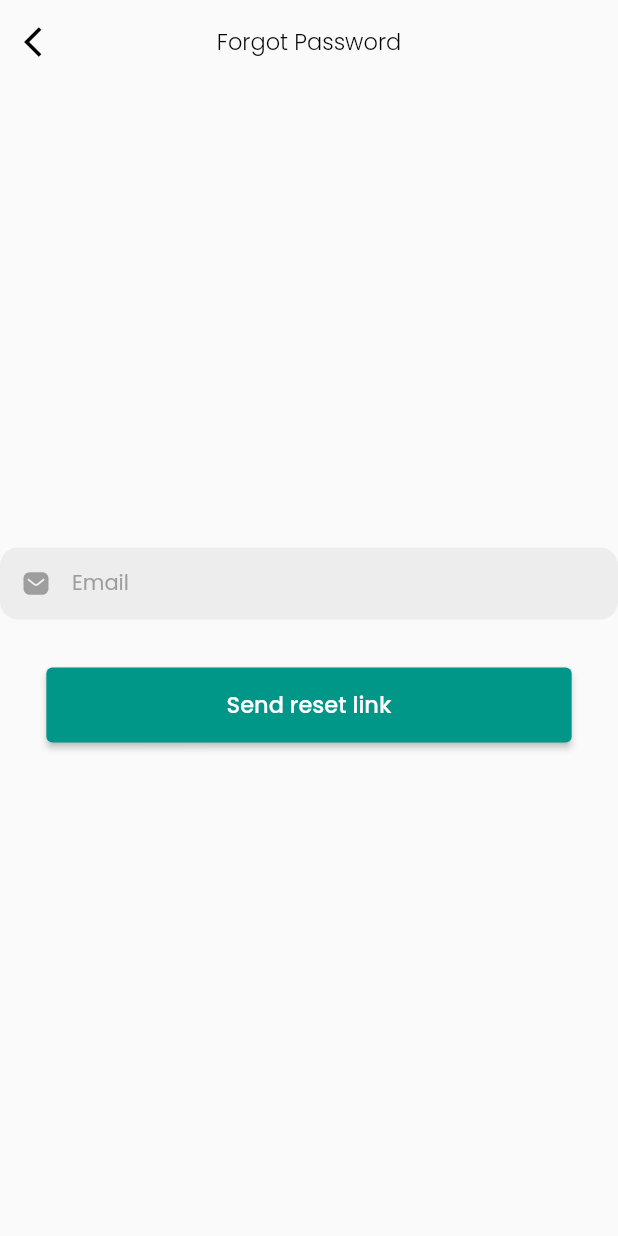
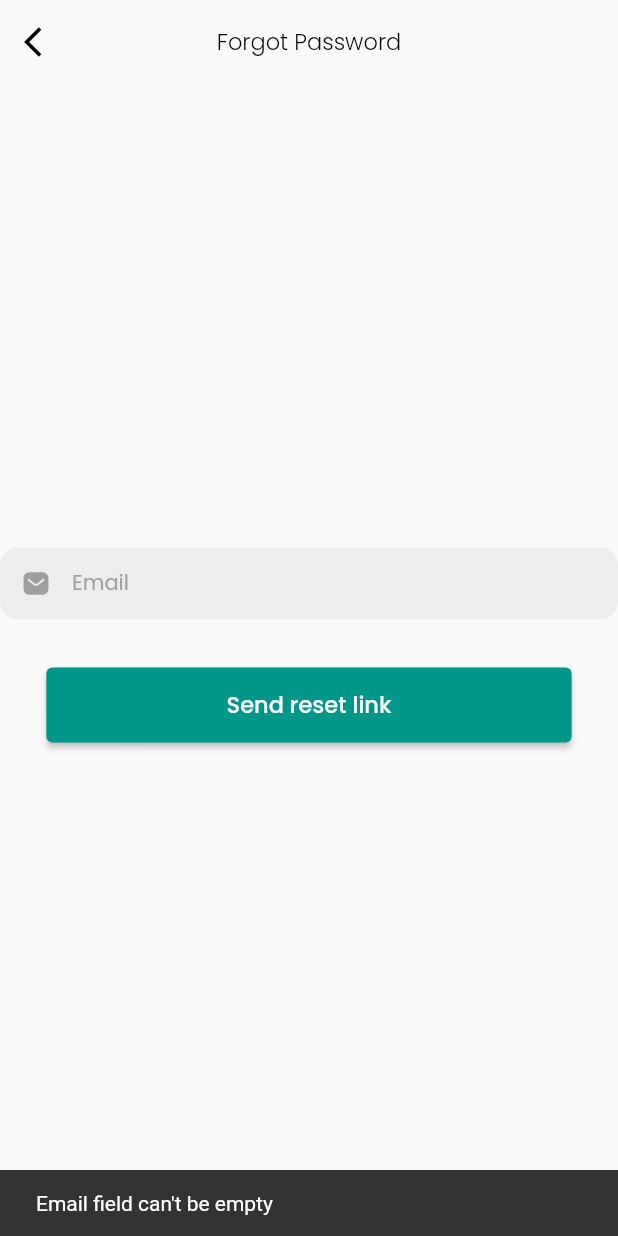
Before and after one commit to A-Asghar/TravelApp, a Flutter app: the ForgotPassword screen opened directly, after a tap on "Send reset link", on a phone screen of 412 x 824 dp. Run offline on Flutter 3.47's test engine with Material 2 defaults, Android fonts, the phone set to English and light mode, and no system bars; our stand-ins replace cloud_firestore, firebase_auth, firebase_core, flutter_svg, get, google_fonts and 4 more; accounts and stored records are empty; project files that could hold a hidden picture were left out.

Commit message:
Update ForgotPassword.dart

```diff
--- a/lib/screens/auth/ForgotPassword.dart
+++ b/lib/screens/auth/ForgotPassword.dart
@@ -4,6 +4,7 @@ import 'package:flutter_svg/svg.dart';
 import 'package:fyp/widgets/poppinsText.dart';
 import 'package:fyp/widgets/tealButton.dart';
 
+import '../../Constants.dart';
 import '../../widgets/customTextField.dart';
 
 class ForgotPassword extends StatelessWidget {
@@ -43,8 +44,13 @@ class ForgotPassword extends StatelessWidget {
               sufix: const SizedBox(),
             ),
             TealButton(
-                text: 'Send reset link',
-                onPressed: () async {
+              text: 'Send reset link',
+              onPressed: () async {
+                if (email.text.isEmpty) {
+                  ScaffoldMessenger.of(context).showSnackBar(const SnackBar(
+                    content: Text('Email field can\'t be empty'),
+                  ));
+                } else {
                   await FirebaseAuth.instance
                       .sendPasswordResetEmail(email: email.text)
                       .then((value) {
@@ -53,8 +59,14 @@ class ForgotPassword extends StatelessWidget {
                           "Password reset email sent to: ${email.text} \nIf you didn't receive the email, be sure to check your Spam folder"),
                     ));
                     Navigator.pop(context);
+                  }).catchError((err) {
+                    ScaffoldMessenger.of(context).showSnackBar(SnackBar(
+                      content: Text(Constants.authErrors[err.code]!),
+                    ));
                   });
-                })
+                }
+              },
+            ),
           ],
         ),
       ),
```
